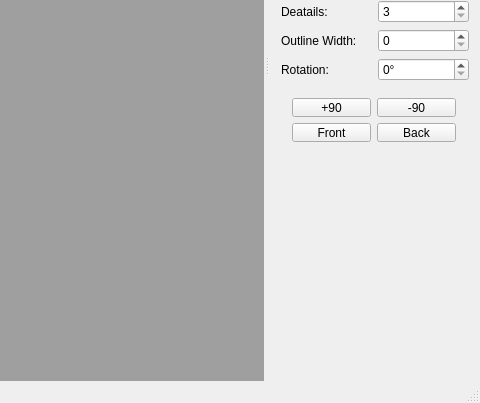
The window that src/qdrawmainwindow.ui (nayyden/ZVector) describes before a commit, drawn with Qt 5; both pictures show x 575 to 1055 and y 271 to 674 of the 1055 by 674 pixel window.
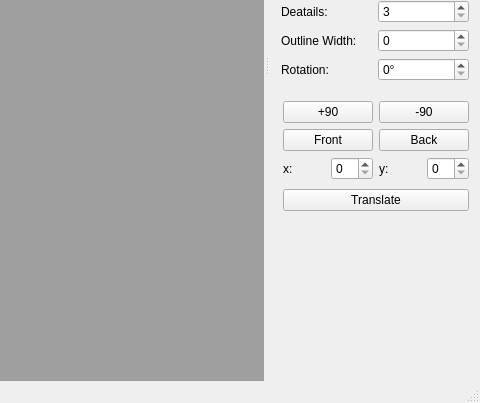
The same window after the commit. Icons and pictures are not drawn. Custom widgets are drawn as their Qt base class.

Commit message: Added translate using fixed values

The edit to the form file:
```diff
--- a/src/qdrawmainwindow.ui
+++ b/src/qdrawmainwindow.ui
@@ -297,17 +297,27 @@
             <rect>
              <x>0</x>
              <y>0</y>
-             <width>186</width>
-             <height>66</height>
+             <width>191</width>
+             <height>138</height>
             </rect>
            </property>
+           <layout class="QVBoxLayout" name="verticalLayout_7">
+            <property name="leftMargin">
+             <number>2</number>
+            </property>
+            <property name="rightMargin">
+             <number>3</number>
+            </property>
+            <item>
+             <layout class="QVBoxLayout" name="verticalLayout_6">
+              <item>
            <layout class="QVBoxLayout" name="verticalLayout_4">
             <item>
              <layout class="QHBoxLayout" name="horizontalLayout_6">
               <item>
                <widget class="QPushButton" name="rotatePlus90">
                 <property name="sizePolicy">
-                 <sizepolicy hsizetype="Minimum" vsizetype="Fixed">
+                     <sizepolicy hsizetype="Preferred" vsizetype="Fixed">
                   <horstretch>0</horstretch>
                   <verstretch>0</verstretch>
                  </sizepolicy>
@@ -319,6 +329,12 @@
               </item>
               <item>
                <widget class="QPushButton" name="rotateMinus90">
+                    <property name="sizePolicy">
+                     <sizepolicy hsizetype="Preferred" vsizetype="Fixed">
+                      <horstretch>0</horstretch>
+                      <verstretch>0</verstretch>
+                     </sizepolicy>
+                    </property>
                 <property name="text">
                  <string>-90</string>
                 </property>
@@ -343,6 +359,49 @@
                </widget>
               </item>
              </layout>
+                </item>
+               </layout>
+              </item>
+              <item>
+               <layout class="QHBoxLayout" name="horizontalLayout_10">
+                <item>
+                 <layout class="QHBoxLayout" name="horizontalLayout_8">
+                  <item>
+                   <widget class="QLabel" name="xUnit">
+                    <property name="text">
+                     <string>x:</string>
+                    </property>
+                   </widget>
+                  </item>
+                  <item>
+                   <widget class="QSpinBox" name="xUnitSpinBox"/>
+                  </item>
+                 </layout>
+                </item>
+                <item>
+                 <layout class="QHBoxLayout" name="horizontalLayout_9">
+                  <item>
+                   <widget class="QLabel" name="yUnit">
+                    <property name="text">
+                     <string>y:</string>
+                    </property>
+                   </widget>
+                  </item>
+                  <item>
+                   <widget class="QSpinBox" name="yUnitSpinBox"/>
+                  </item>
+                 </layout>
+                </item>
+               </layout>
+              </item>
+             </layout>
+            </item>
+            <item>
+             <widget class="QPushButton" name="doTranslate">
+              <property name="text">
+               <string>Translate</string>
+              </property>
+             </widget>
             </item>
            </layout>
           </widget>
```
Lines whose indentation alone changed are shown as unchanged. The commit also changes 2 other files.
